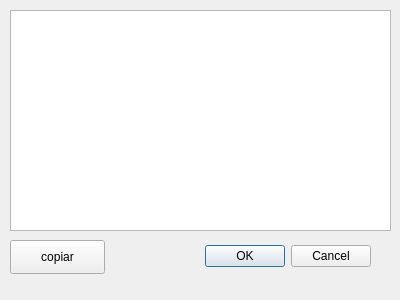
Above: ui/configExportDialog.ui from cvssn/vhs before the change. Below: the same form after it.
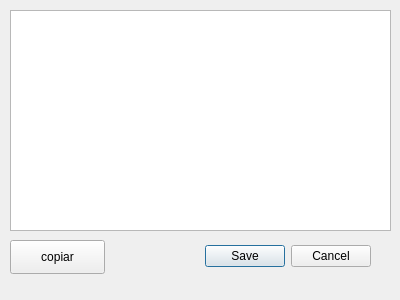
That is the form after the change.

Commit message: ajustes de ui + tradução

```diff
--- a/ui/configExportDialog.ui
+++ b/ui/configExportDialog.ui
@@ -26,7 +26,7 @@
     <enum>Qt::Horizontal</enum>
    </property>
    <property name="standardButtons">
-    <set>QDialogButtonBox::Cancel|QDialogButtonBox::Ok</set>
+    <set>QDialogButtonBox::Cancel|QDialogButtonBox::Save</set>
    </property>
   </widget>
   <widget class="QPlainTextEdit" name="configJsonTextField">
```
The commit also changes 3 other files.
